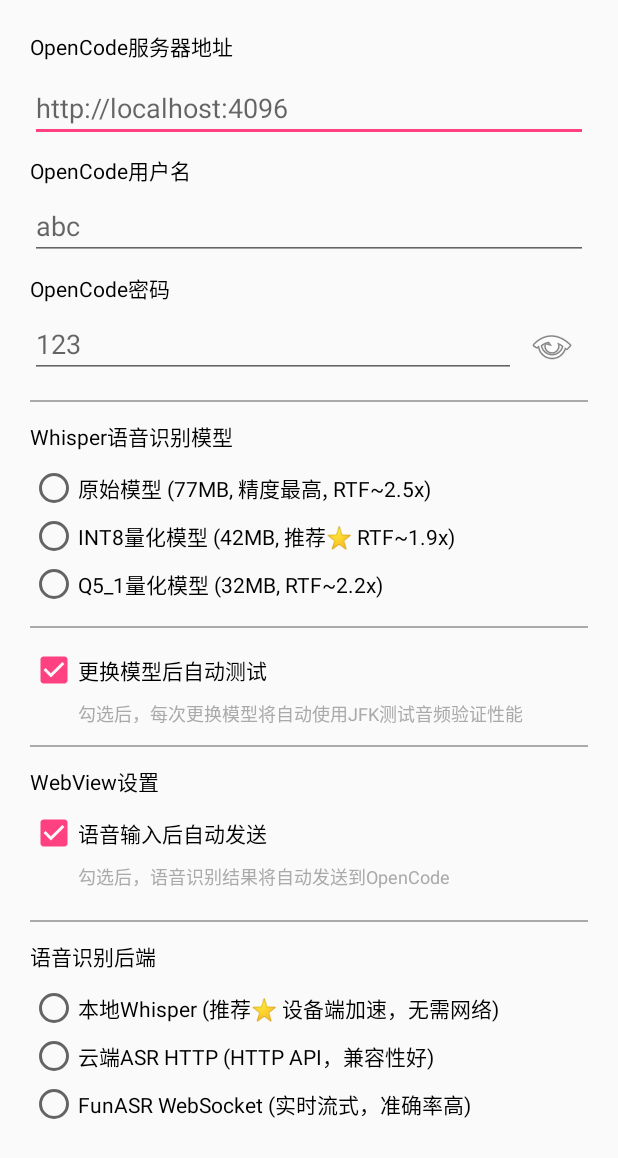
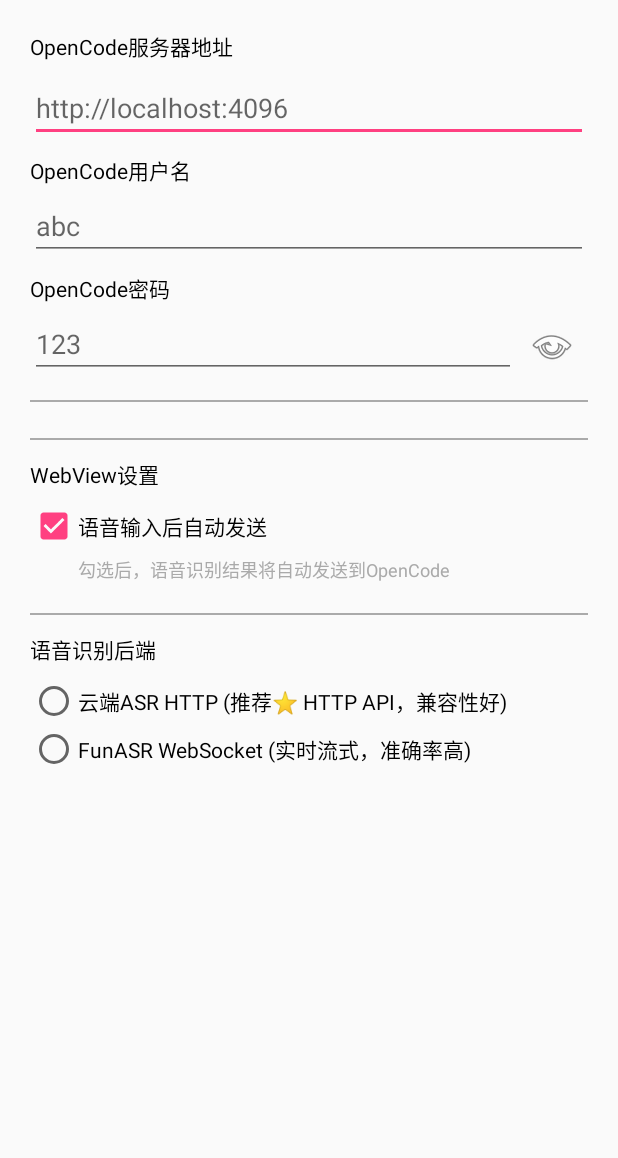
Before and after one commit to anjisuan783/open_gui, an Android app: the layout dialog_settings.xml on its own in the app's theme, with its tools: preview values and no code run, on a phone screen of 412 x 824 dp. Shown: the top 1158 px of the screen. Run offline under Robolectric (Android 15) with nearby library versions, the light colour scheme and no system bars.

Commit message:
Remove local Whisper, add FunASR WebSocket support, simplify settings

```diff
--- a/app/src/main/res/layout/dialog_settings.xml
+++ b/app/src/main/res/layout/dialog_settings.xml
@@ -81,64 +81,6 @@
         android:background="@android:color/darker_gray"
         android:layout_marginBottom="12dp" />
 
-    <TextView
-        android:layout_width="wrap_content"
-        android:layout_height="wrap_content"
-        android:text="Whisper语音识别模型"
-        android:textSize="14sp"
-        android:textColor="@android:color/black"
-        android:layout_marginBottom="8dp" />
-
-    <RadioGroup
-        android:id="@+id/rg_model"
-        android:layout_width="match_parent"
-        android:layout_height="wrap_content"
-        android:orientation="vertical">
-
-        <RadioButton
-            android:id="@+id/rb_model_original"
-            android:layout_width="wrap_content"
-            android:layout_height="wrap_content"
-            android:text="原始模型 (77MB, 精度最高, RTF~2.5x)" />
-
-        <RadioButton
-            android:id="@+id/rb_model_int8"
-            android:layout_width="wrap_content"
-            android:layout_height="wrap_content"
-            android:text="INT8量化模型 (42MB, 推荐⭐ RTF~1.9x)" />
-
-        <RadioButton
-            android:id="@+id/rb_model_q5_1"
-            android:layout_width="wrap_content"
-            android:layout_height="wrap_content"
-            android:text="Q5_1量化模型 (32MB, RTF~2.2x)" />
-
-    </RadioGroup>
-
-    <!-- Separator -->
-    <View
-        android:layout_width="match_parent"
-        android:layout_height="1dp"
-        android:background="@android:color/darker_gray"
-        android:layout_marginTop="12dp"
-        android:layout_marginBottom="12dp" />
-
-    <CheckBox
-        android:id="@+id/cb_auto_test"
-        android:layout_width="wrap_content"
-        android:layout_height="wrap_content"
-        android:text="更换模型后自动测试"
-        android:checked="true" />
-
-    <TextView
-        android:layout_width="wrap_content"
-        android:layout_height="wrap_content"
-        android:text="勾选后，每次更换模型将自动使用JFK测试音频验证性能"
-        android:textSize="12sp"
-        android:textColor="@android:color/darker_gray"
-        android:layout_marginLeft="32dp"
-        android:layout_marginTop="4dp" />
-
     <!-- Separator -->
     <View
         android:layout_width="match_parent"
@@ -196,16 +138,10 @@
         android:layout_marginBottom="12dp">
 
         <RadioButton
-            android:id="@+id/rb_asr_local"
-            android:layout_width="wrap_content"
-            android:layout_height="wrap_content"
-            android:text="本地Whisper (推荐⭐ 设备端加速，无需网络)" />
-
-        <RadioButton
             android:id="@+id/rb_asr_cloud_http"
             android:layout_width="wrap_content"
             android:layout_height="wrap_content"
-            android:text="云端ASR HTTP (HTTP API，兼容性好)" />
+            android:text="云端ASR HTTP (推荐⭐ HTTP API，兼容性好)" />
 
         <RadioButton
             android:id="@+id/rb_asr_funasr_ws"
```
Also changed, not shown: app/src/main/java/com/opencode/voiceassist/MainActivity.java (+5 -2 lines), app/src/main/java/com/opencode/voiceassist/manager/FunAsrWebSocketManager.java (+14 -8 lines), app/src/main/java/com/opencode/voiceassist/manager/RecordingManager.java (+18 -5 lines), app/src/main/java/com/opencode/voiceassist/manager/SettingsManager.java (+5 -69 lines), 3 other files.
